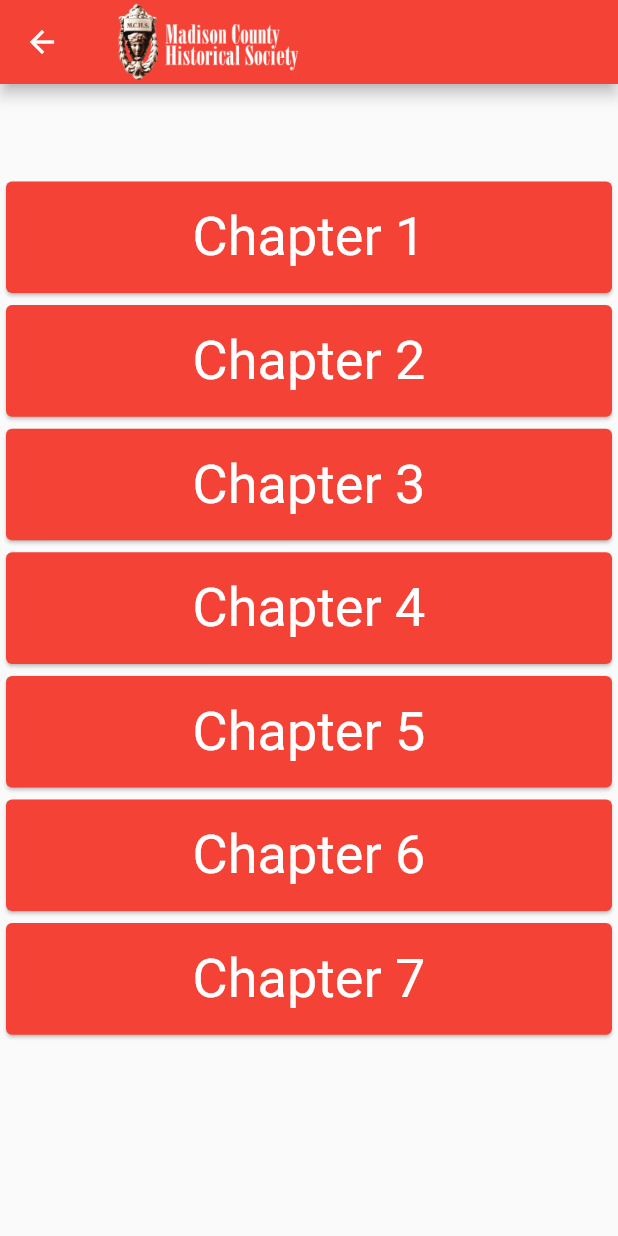
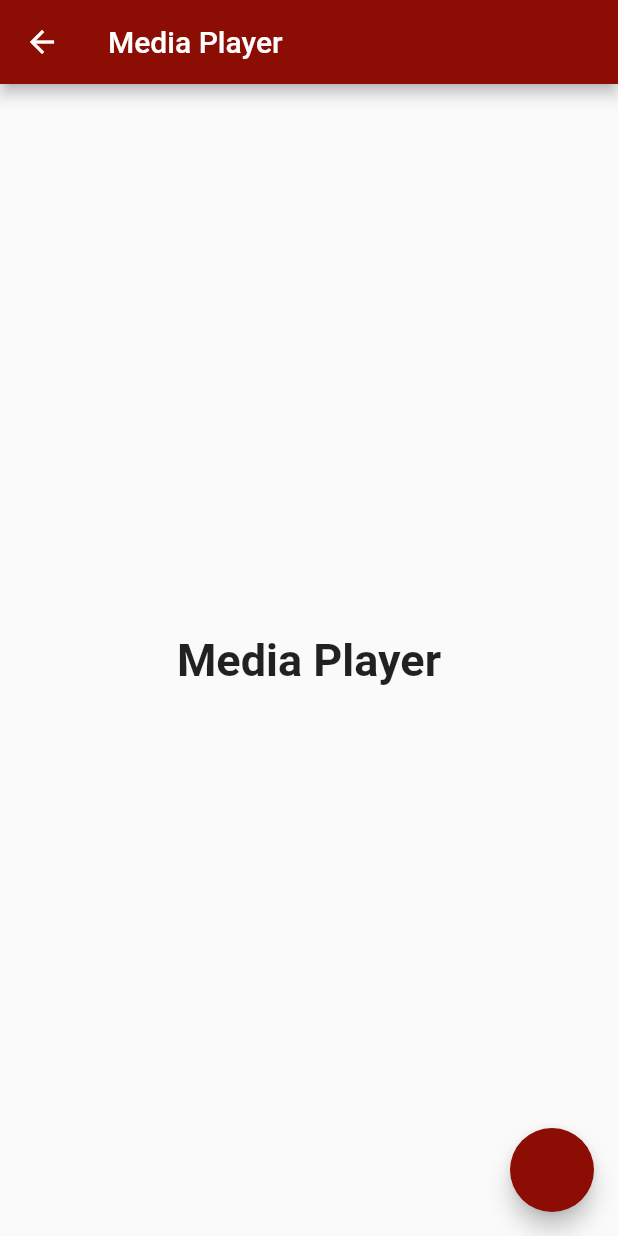
Before and after one commit to madcotowers/madcotowers.github.io, a Flutter app: the TownshipMenu screen opened directly with empty values, after a tap on "Chapter 1", on a phone screen of 412 x 824 dp. Run offline on Flutter 3.47's test engine with Material 2 defaults, Android fonts, the phone set to English and light mode, and no system bars; missing offline and left inert: dart:html.

Commit message:
Added navigation to placeholder media player and custom color method

```diff
--- /dev/null
+++ b/lib/CustomMaterialColor.dart
@@ -0,0 +1,26 @@
+import 'package:flutter/material.dart';
+
+class CustomMaterialColor {
+  //final Color color;
+
+  //MaterialColor({@required this.color});
+  MaterialColor createMaterialColor(Color color) {
+    List strengths = <double>[.05];
+    Map swatch = <int, Color>{};
+    final int r = color.red, g = color.green, b = color.blue;
+
+    for (int i = 1; i < 10; i++) {
+      strengths.add(0.1 * i);
+    }
+    strengths.forEach((strength) {
+      final double ds = 0.5 - strength;
+      swatch[(strength * 1000).round()] = Color.fromRGBO(
+        r + ((ds < 0 ? r : (255 - r)) * ds).round(),
+        g + ((ds < 0 ? g : (255 - g)) * ds).round(),
+        b + ((ds < 0 ? b : (255 - b)) * ds).round(),
+        1,
+      );
+    });
+    return MaterialColor(color.value, swatch);
+  }
+}
--- a/lib/main.dart
+++ b/lib/main.dart
@@ -1,18 +1,22 @@
 import 'package:flutter/material.dart';
 import 'package:madcotowers_1/views/home/home_view.dart';
+import 'package:madcotowers_1/CustomMaterialColor.dart';
 
 void main() {
   runApp(MyApp());
 }
 
 class MyApp extends StatelessWidget {
+  final customColor =
+      CustomMaterialColor().createMaterialColor(Color(0xFF8b0d04));
   // This widget is the root of your application.
+
   @override
   Widget build(BuildContext context) {
     return MaterialApp(
       title: 'Flutter Demo',
       theme: ThemeData(
-        primarySwatch: Colors.red,
+        primarySwatch: customColor,
       ),
       home: HomeView(),
     );
--- a/lib/mediaPlayer.dart
+++ b/lib/mediaPlayer.dart
@@ -1,7 +1,11 @@
 import 'package:flutter/material.dart';
-import 'package:madcotowers_1/views/home/home_view.dart';
+import 'package:madcotowers_1/CustomMaterialColor.dart';
+//import 'package:madcotowers_1/views/home/home_view.dart';
 
-class mediaPlayer extends StatelessWidget {
+class MediaPlayer extends StatelessWidget {
+  final String township;
+
+  MediaPlayer({Key key, @required this.township}) : super(key: key);
   @override
   Widget build(BuildContext context) {
     return WillPopScope(
@@ -18,6 +22,7 @@
                   }),
               title: Text('Media Player'),
             ),
+            //add media player here
             floatingActionButton: FloatingActionButton(
               onPressed: () {
                 Navigator.pop(
--- a/lib/views/TownshipMenu/townshipMenu.dart
+++ b/lib/views/TownshipMenu/townshipMenu.dart
@@ -1,8 +1,11 @@
 import 'package:flutter/material.dart';
-//import 'package:madcotowers_1/mediaPlayer.dart';
+import 'package:madcotowers_1/mediaPlayer.dart';
+import 'package:madcotowers_1/CustomMaterialColor.dart';
 //import 'package:madcotowers_1/views/home/home_view.dart';
 
 class TownshipMenu extends StatelessWidget {
+  final customColor =
+      CustomMaterialColor().createMaterialColor(Color(0xFF8b0d04));
   final String township;
   final List<String> chapters = [
     'Chapter 1',
@@ -61,20 +64,17 @@
                             height: MediaQuery.of(context).size.width * 0.2,
                             child: GestureDetector(
                                 onTap: () {
-                                  /*
-                                  () {
-                                      Navigator.push(
-                                          context,
-                                          new MaterialPageRoute(
-                                              builder: (context) =>
-                                                  mediaPlayer())); // navigate back, pass in navigation boolean
-                                    },
-                                  */
-                                  print(
-                                      chapters[index].toString() + " clicked");
+                                  Navigator.push(
+                                      context,
+                                      new MaterialPageRoute(
+                                          builder: (context) => MediaPlayer(
+                                                township: township,
+                                              )));
+                                  print(chapters[index].toString() +
+                                      " clicked"); // navigate back, pass in navigation boolean
                                 },
                                 child: Card(
-                                  color: Colors.red,
+                                  color: customColor,
                                   child: Container(
                                     child: Center(
                                         child: Text(
--- a/lib/views/home/home_view.dart
+++ b/lib/views/home/home_view.dart
@@ -1,6 +1,8 @@
 import 'package:flutter/material.dart';
-import 'package:madcotowers_1/widgets/navigation_bar/course_details/course_details.dart';
 import 'package:madcotowers_1/widgets/township_carousel.dart';
+import 'package:madcotowers_1/CustomMaterialColor.dart';
+//import 'package:madcotowers_1/widgets/navigation_bar/course_details/course_details.dart';
+
 //import 'package:madcotowers_1/townshipMenu.dart';
 //import 'package:madcotowers_1/widgets/navigation_bar/centered_view/centered_view.dart';
 //import 'package:madcotowers_1/widgets/navigation_bar/course_details/course_details.dart';
--- a/lib/widgets/township_carousel.dart
+++ b/lib/widgets/township_carousel.dart
@@ -1,9 +1,13 @@
 import 'dart:html';
 
+//import 'package:madcotowers_1/main.dart';
 import 'package:flutter/material.dart';
 import 'package:madcotowers_1/views/TownshipMenu/townshipMenu.dart';
+import 'package:madcotowers_1/CustomMaterialColor.dart';
 
 class TownshipCarousel extends StatelessWidget {
+  final customColor =
+      CustomMaterialColor().createMaterialColor(Color(0xFF8b0d04));
   final List<String> townships = [
     'Alton',
     'Edwardsville',
@@ -38,7 +42,7 @@
                                   ))); //navigates to township menu page, awaits result, then stores the destination
                     },
                     child: Card(
-                      color: Colors.red,
+                      color: customColor,
                       child: Container(
                         child: Center(
                             child: Text(
```
